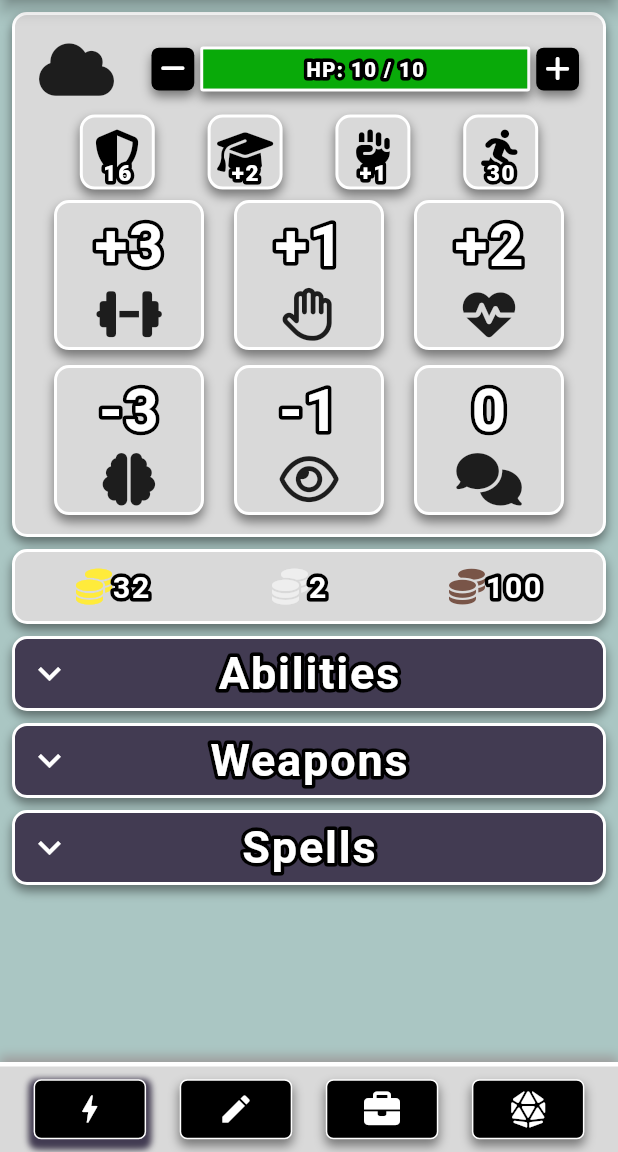
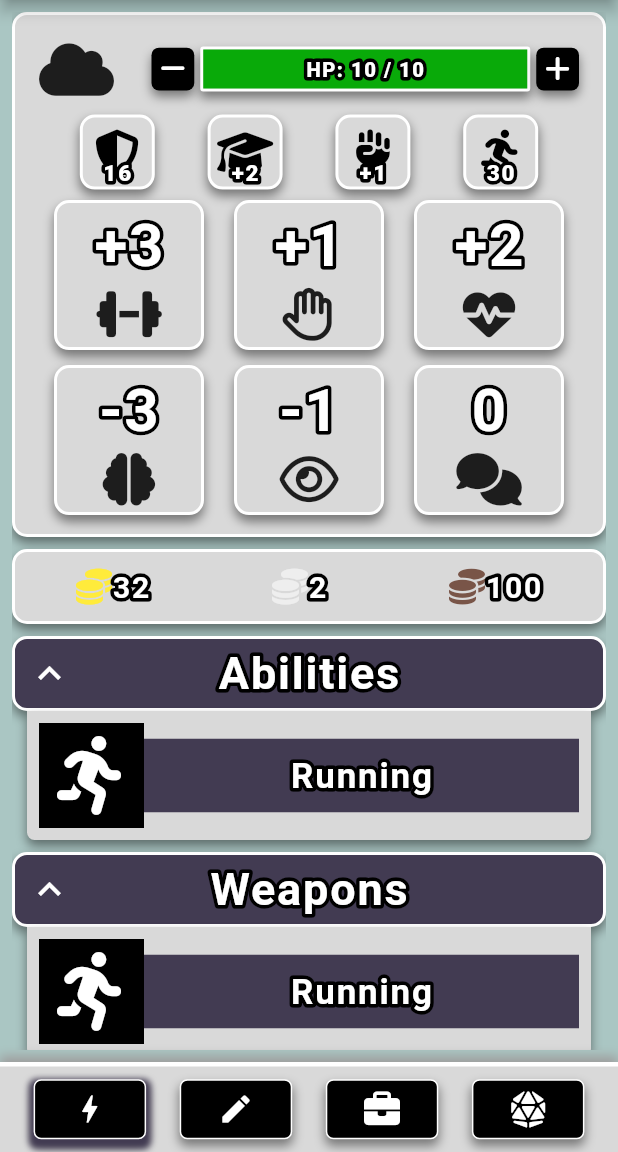
Before and after one commit to dompetriella/Player-Watchtower, a Flutter app: the screen it shows after launch, on a phone screen of 412 x 824 dp, the part 84-1236 px from its top. Run offline on Flutter 3.47's test engine with Material 2 defaults, Android fonts, the phone set to English and light mode, and no system bars; drawn by our look-alikes of bordered_text; our stand-ins replace flutter_riverpod, font_awesome_flutter, hexcolor.

Commit message:
added info item widget

```diff
--- a/lib/global_components/bar_drop_down.dart
+++ b/lib/global_components/bar_drop_down.dart
@@ -1,5 +1,6 @@
 import 'package:flutter/material.dart';
 import "package:flutter_riverpod/flutter_riverpod.dart";
+import 'package:player_watchtower/global_components/info_item.dart';
 import 'package:player_watchtower/providers/theme.dart';
 import 'package:bordered_text/bordered_text.dart';
 
@@ -66,7 +67,6 @@ class BarDropDown extends ConsumerWidget {
             Padding(
               padding: const EdgeInsets.fromLTRB(10.0, 0, 10.0, 0),
               child: Container(
-                height: 80,
                 width: double.infinity,
                 decoration: BoxDecoration(
                     color: ref.watch(colorProvider).secondary,
@@ -74,6 +74,10 @@ class BarDropDown extends ConsumerWidget {
                     borderRadius: BorderRadius.only(
                         bottomLeft: Radius.circular(5),
                         bottomRight: Radius.circular(5))),
+                child: Padding(
+                  padding: const EdgeInsets.all(8.0),
+                  child: InfoItem(),
+                ),
               ),
             ),
         ],
--- /dev/null
+++ b/lib/global_components/info_item.dart
@@ -0,0 +1,57 @@
+import 'package:bordered_text/bordered_text.dart';
+import 'package:flutter/material.dart';
+import 'package:flutter_riverpod/flutter_riverpod.dart';
+import 'package:font_awesome_flutter/font_awesome_flutter.dart';
+import 'package:player_watchtower/providers/theme.dart';
+
+class InfoItem extends ConsumerWidget {
+  InfoItem({super.key});
+
+  double height = 70;
+
+  @override
+  Widget build(BuildContext context, WidgetRef ref) {
+    return Container(
+      height: height,
+      width: double.infinity,
+      child: Row(
+        children: [
+          Container(
+            height: height,
+            width: height,
+            color: Colors.black,
+            child: Center(
+              child: FaIcon(
+                FontAwesomeIcons.personRunning,
+                color: Colors.white,
+                size: height * .75,
+              ),
+            ),
+          ),
+          Expanded(
+            child: Container(
+              height: height * .70,
+              width: 50,
+              decoration:
+                  BoxDecoration(color: ref.watch(colorProvider).primary),
+              child: Center(
+                child: BorderedText(
+                  strokeWidth: 5.0,
+                  strokeColor: Colors.black,
+                  child: Text(
+                    'Running',
+                    style: TextStyle(
+                        fontSize: height / 3,
+                        letterSpacing: 1.2,
+                        color: Colors.white,
+                        fontWeight: FontWeight.bold),
+                  ),
+                ),
+              ),
+            ),
+          ),
+        ],
+      ),
+    );
+  }
+}
--- a/lib/pages/QuickSelect/quick_select.dart
+++ b/lib/pages/QuickSelect/quick_select.dart
@@ -12,15 +12,15 @@ class QuickSelectPage extends ConsumerWidget {
   QuickSelectPage({super.key});
 
   final abilitiesExpanded = StateProvider<bool>(
-    (ref) => false,
+    (ref) => true,
   );
 
   final weaponsExpanded = StateProvider<bool>(
-    (ref) => false,
+    (ref) => true,
   );
 
   final spellsExpanded = StateProvider<bool>(
-    (ref) => false,
+    (ref) => true,
   );
 
   @override
```
Also changed, not shown: 3 other files.
